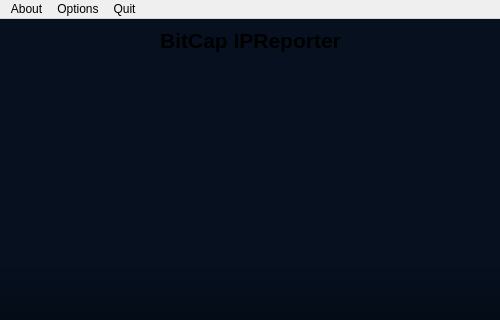
Old version of the form src/ui/MainWindow.ui in the repository bitcap-co/bitcap-ipr; both pictures show x 0 to 500 and y 0 to 320 of the 500 by 500 pixel window.
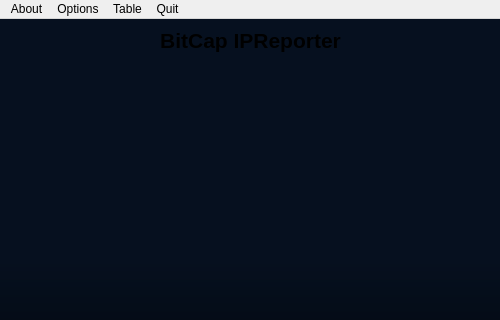
New version of the form.

Commit message: create menuTable

```diff
--- a/src/ui/MainWindow.ui
+++ b/src/ui/MainWindow.ui
@@ -248,8 +248,16 @@
     <addaction name="actionKillAllConfirmations"/>
     <addaction name="actionQuit"/>
    </widget>
+   <widget class="QMenu" name="menuTable">
+    <property name="title">
+     <string>Table</string>
+    </property>
+    <addaction name="actionEnableIDTable"/>
+    <addaction name="actionExport"/>
+   </widget>
    <addaction name="menuAbout"/>
    <addaction name="menuOptions"/>
+   <addaction name="menuTable"/>
    <addaction name="menuQuit"/>
   </widget>
   <action name="actionHelp">
```
Left out of the diff: 6 changed lines with no effect on the pictures. The commit also changes 1 other file.
